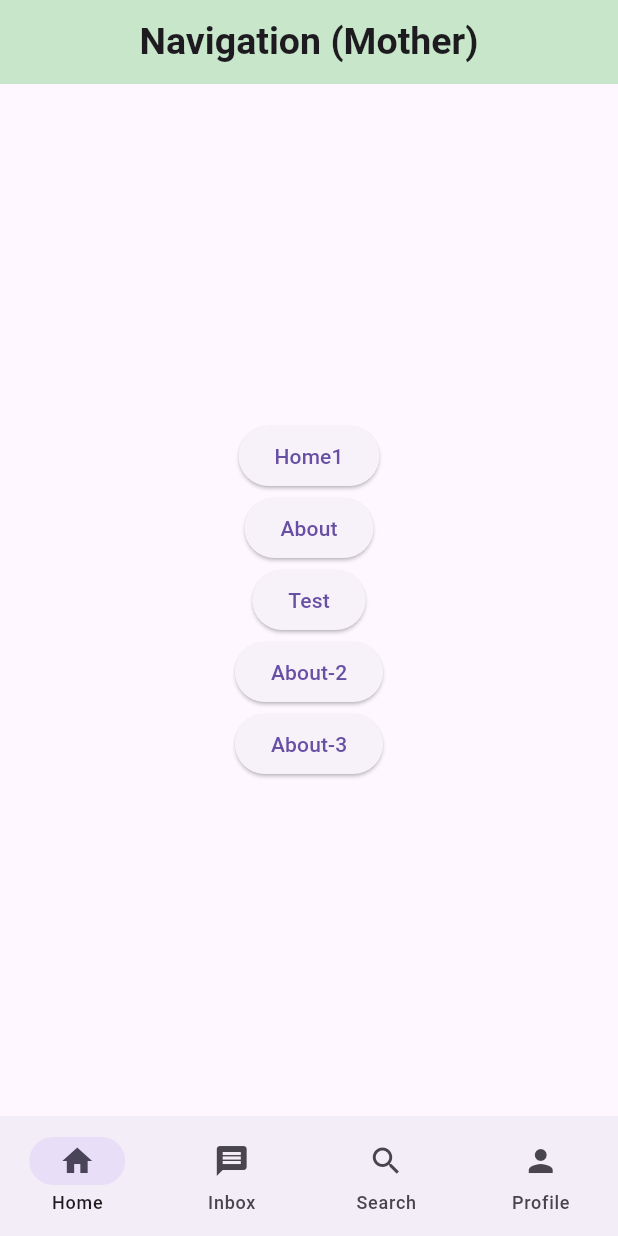
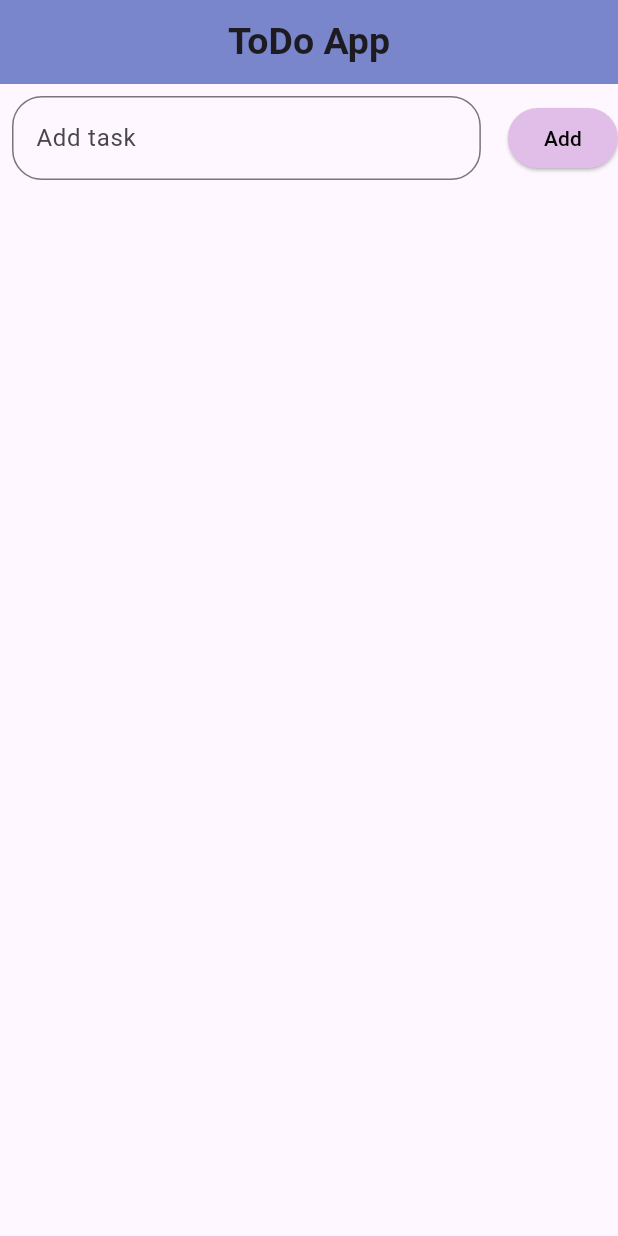
Before and after one commit to SUMANCR7/app-developer.portfolio, a Flutter app: the screen it shows after launch, on a phone screen of 412 x 824 dp. Run offline on Flutter 3.47's test engine with Material 3 defaults, Android fonts, the light colour scheme and no system bars.

Commit message:
module_14_class_1

```diff
--- /dev/null
+++ b/lib/module_14/class_1_todo.dart
@@ -0,0 +1,92 @@
+import 'package:flutter/material.dart';
+
+class ToDO extends StatefulWidget {
+  const ToDO({super.key});
+
+  @override
+  State<ToDO> createState() => _ToDOState();
+}
+
+class _ToDOState extends State<ToDO> {
+  TextEditingController taskController = TextEditingController();
+  List list_task = [];
+
+  void addtask(){
+    if(taskController.text.isNotEmpty){
+      setState(() {
+        list_task.add(taskController.text);
+        taskController.clear();
+      });
+    }else{
+      print('not allow');
+    }
+  }
+
+  void delTask(int index){
+    setState(() {
+      list_task.removeAt(index);
+    });
+  }
+
+  @override
+  Widget build(BuildContext context) {
+    return Scaffold(
+      appBar: AppBar(
+        title: Text('ToDo App',style: TextStyle(fontSize: 25,fontWeight: .bold),),
+        centerTitle: true,
+        backgroundColor: Colors.indigo[300],
+      ),
+
+      body: Column(
+        children: [
+          Row(
+            children: [
+
+              Expanded(
+                child: Padding(
+                  padding: const EdgeInsets.all(8.0),
+
+                  child: TextField(
+                    controller: taskController,
+                    decoration: InputDecoration(
+                      hintText: 'Add task',
+                      border: OutlineInputBorder(borderRadius: BorderRadius.circular(20)),
+                    ),
+                  ),
+
+                ),
+              ),
+              SizedBox(width: 10,),
+              ElevatedButton(
+                  style: ElevatedButton.styleFrom(
+                    backgroundColor: Colors.purple[100],
+                    foregroundColor: Colors.black,
+                  ),
+                  onPressed: (){
+                    setState(() {
+                      addtask();
+                    });
+                  }, child: Text('Add')),
+            ],
+          ),
+
+          Expanded(
+            child: ListView.builder(
+                itemCount: list_task.length,
+                itemBuilder: (context, index){
+                  return Card(
+                    child: ListTile(
+                      leading: Checkbox(value: false, onChanged: (_){}),
+                      title: Text(list_task[index]),
+                      trailing: IconButton(onPressed: (){delTask(index);}, icon: Icon(Icons.delete,color: Colors.red,))
+                    ),
+                  );
+                }
+            ),
+          ),
+        ],
+      ),
+
+    );
+  }
+}
--- a/lib/myApp.dart
+++ b/lib/myApp.dart
@@ -31,6 +31,7 @@ import 'module_13/bottom_nav.dart';
 import 'module_13/class_1.dart';
 import 'module_13/class_2.dart';
 import 'module_13/class_3.dart';
+import 'module_14/class_1_todo.dart';
 //import 'package:flutter_166/module_9/class-3.da';
 
 class MyAPP extends StatelessWidget {
@@ -45,7 +46,7 @@ class MyAPP extends StatelessWidget {
 
      //home: Module_13_Class_2(),
 
-      initialRoute: '/Bottom_Nav'   ,
+      initialRoute: '/todo'   ,
 
 
       routes: {
@@ -54,6 +55,7 @@ class MyAPP extends StatelessWidget {
         '/mod-13cls-2' : (context) => Module_13_Class_2(),//class name
         '/Module_13_Class_3' : (context) => Module_13_Class_3(),
         '/Bottom_Nav' : (context) => Bottom_Nav(),
+        '/todo' : (context) => ToDO(),
 
       },
 
```
